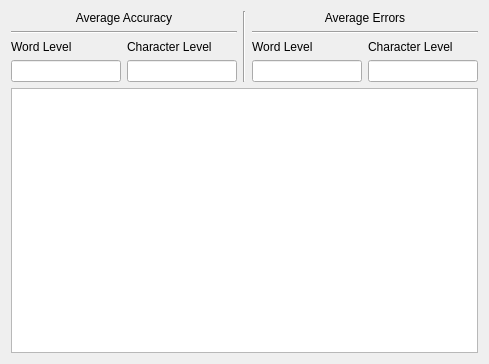
Old version of the form FrameWorkCode/averageaccuracies.ui in the repository UDAAN-LEAP/leap-pe-tool.
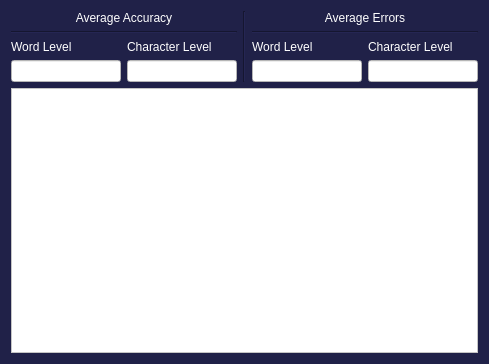
New version of the form.

Commit message: Applied UI design and style to all sub windows

The edit to the form file:
```diff
--- a/FrameWorkCode/averageaccuracies.ui
+++ b/FrameWorkCode/averageaccuracies.ui
@@ -13,6 +13,9 @@
   <property name="windowTitle">
    <string>Dialog</string>
   </property>
+  <property name="styleSheet">
+   <string notr="true">background-color: rgb(32, 33, 72);</string>
+  </property>
   <layout class="QVBoxLayout" name="verticalLayout">
    <item>
     <layout class="QHBoxLayout" name="horizontalLayout">
@@ -20,6 +23,9 @@
       <layout class="QVBoxLayout" name="verticalLayout_7">
        <item>
         <widget class="QLabel" name="label_4">
+         <property name="styleSheet">
+          <string notr="true">color: rgb(255, 255, 255);</string>
+         </property>
          <property name="text">
           <string>Average Accuracy</string>
          </property>
@@ -41,6 +47,9 @@
           <layout class="QVBoxLayout" name="verticalLayout_8">
            <item>
             <widget class="QLabel" name="label_8">
+             <property name="styleSheet">
+              <string notr="true">color: rgb(255, 255, 255);</string>
+             </property>
              <property name="text">
               <string>Word Level</string>
              </property>
@@ -48,6 +57,9 @@
            </item>
            <item>
             <widget class="QLineEdit" name="avgwordacc">
+             <property name="styleSheet">
+              <string notr="true">background-color: rgb(255, 255, 255);</string>
+             </property>
              <property name="dragEnabled">
               <bool>true</bool>
              </property>
@@ -62,6 +74,9 @@
           <layout class="QVBoxLayout" name="verticalLayout_9">
            <item>
             <widget class="QLabel" name="label_9">
+             <property name="styleSheet">
+              <string notr="true">color: rgb(255, 255, 255);</string>
+             </property>
              <property name="text">
               <string>Character Level</string>
              </property>
@@ -69,6 +84,9 @@
            </item>
            <item>
             <widget class="QLineEdit" name="avgcharacc">
+             <property name="styleSheet">
+              <string notr="true">background-color: rgb(255, 255, 255);</string>
+             </property>
              <property name="dragEnabled">
               <bool>true</bool>
              </property>
@@ -94,6 +112,9 @@
       <layout class="QVBoxLayout" name="verticalLayout_10">
        <item>
         <widget class="QLabel" name="label_10">
+         <property name="styleSheet">
+          <string notr="true">color: rgb(255, 255, 255);</string>
+         </property>
          <property name="text">
           <string>Average Errors</string>
          </property>
@@ -115,6 +136,9 @@
           <layout class="QVBoxLayout" name="verticalLayout_11">
            <item>
             <widget class="QLabel" name="label_11">
+             <property name="styleSheet">
+              <string notr="true">color: rgb(255, 255, 255);</string>
+             </property>
              <property name="text">
               <string>Word Level</string>
              </property>
@@ -122,6 +146,9 @@
            </item>
            <item>
             <widget class="QLineEdit" name="avgworderrors">
+             <property name="styleSheet">
+              <string notr="true">background-color: rgb(255, 255, 255);</string>
+             </property>
              <property name="dragEnabled">
               <bool>true</bool>
              </property>
@@ -136,6 +163,9 @@
           <layout class="QVBoxLayout" name="verticalLayout_12">
            <item>
             <widget class="QLabel" name="label_12">
+             <property name="styleSheet">
+              <string notr="true">color: rgb(255, 255, 255);</string>
+             </property>
              <property name="text">
               <string>Character Level</string>
              </property>
@@ -143,6 +173,9 @@
            </item>
            <item>
             <widget class="QLineEdit" name="avgcharerrors">
+             <property name="styleSheet">
+              <string notr="true">background-color: rgb(255, 255, 255);</string>
+             </property>
              <property name="dragEnabled">
               <bool>true</bool>
              </property>
@@ -160,7 +193,11 @@
     </layout>
    </item>
    <item>
-    <widget class="QTableView" name="tableView"/>
+    <widget class="QTableView" name="tableView">
+     <property name="styleSheet">
+      <string notr="true">background-color: rgb(255, 255, 255);</string>
+     </property>
+    </widget>
    </item>
   </layout>
  </widget>
```
The commit also changes 61 other files.
